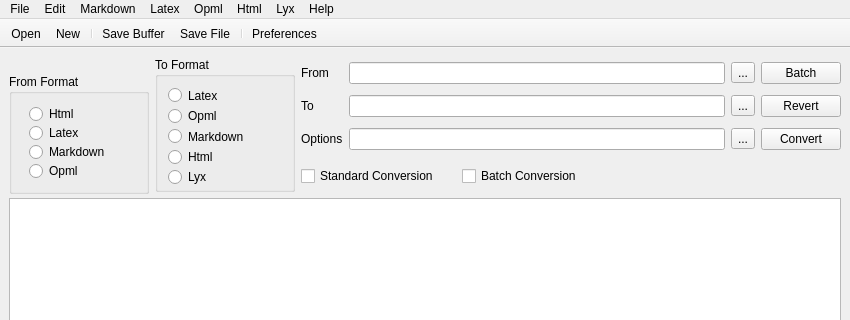
The window that source/gui/panconvert_gui.ui (apaeffgen/PanConvert) describes before a commit, drawn with Qt 5; both pictures show x 0 to 850 and y 0 to 320 of the 850 by 600 pixel window.
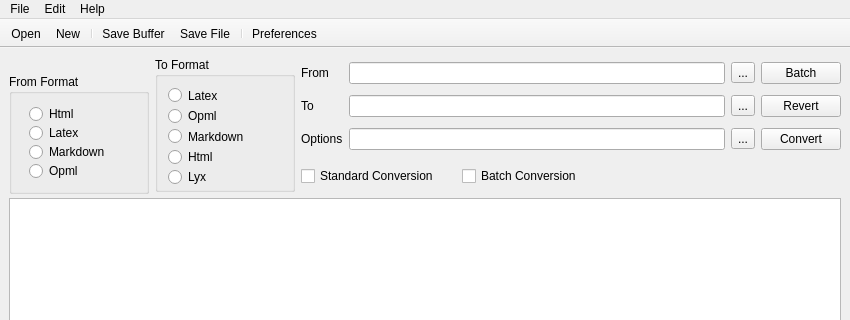
The same window after the commit. Icons and pictures are not drawn.

Diff of the .ui file:
```diff
--- a/source/gui/panconvert_gui.ui
+++ b/source/gui/panconvert_gui.ui
@@ -374,30 +374,6 @@
     <addaction name="actionSave_AS"/>
     <addaction name="separator"/>
    </widget>
-   <widget class="QMenu" name="menuMarkdown">
-    <property name="title">
-     <string>Markdown</string>
-    </property>
-    <addaction name="actionOpml2Markdown"/>
-    <addaction name="actionLatex2Markdown"/>
-    <addaction name="actionHtml2Markdown"/>
-   </widget>
-   <widget class="QMenu" name="menuLatex">
-    <property name="title">
-     <string>Latex</string>
-    </property>
-    <addaction name="actionMarkdown2Latex"/>
-    <addaction name="actionOpml2latex"/>
-    <addaction name="actionHtml2Latex"/>
-   </widget>
-   <widget class="QMenu" name="menuOpml">
-    <property name="title">
-     <string>Opml</string>
-    </property>
-    <addaction name="actionMarkdown2opml"/>
-    <addaction name="actionLatex2Opml"/>
-    <addaction name="actionHtml2opml"/>
-   </widget>
    <widget class="QMenu" name="menuExtras">
     <property name="enabled">
      <bool>true</bool>
@@ -408,14 +384,6 @@
     <addaction name="actionHelp"/>
     <addaction name="actionPandoc_Docs"/>
    </widget>
-   <widget class="QMenu" name="menuHtml">
-    <property name="title">
-     <string>Html</string>
-    </property>
-    <addaction name="actionMarkdown2html"/>
-    <addaction name="actionOpml2html"/>
-    <addaction name="actionLatex2html"/>
-   </widget>
    <widget class="QMenu" name="menuEdit_2">
     <property name="title">
      <string>Edit</string>
@@ -424,19 +392,8 @@
     <addaction name="actionUndo"/>
     <addaction name="actionSearch"/>
    </widget>
-   <widget class="QMenu" name="menuLyx">
-    <property name="title">
-     <string>Lyx</string>
-    </property>
-    <addaction name="actionMarkdown2Lyx"/>
-   </widget>
    <addaction name="menuFile"/>
    <addaction name="menuEdit_2"/>
-   <addaction name="menuMarkdown"/>
-   <addaction name="menuLatex"/>
-   <addaction name="menuOpml"/>
-   <addaction name="menuHtml"/>
-   <addaction name="menuLyx"/>
    <addaction name="menuExtras"/>
   </widget>
   <widget class="QStatusBar" name="statusbar"/>
```
Left out of the diff: 3 changed lines with no effect on the pictures.
